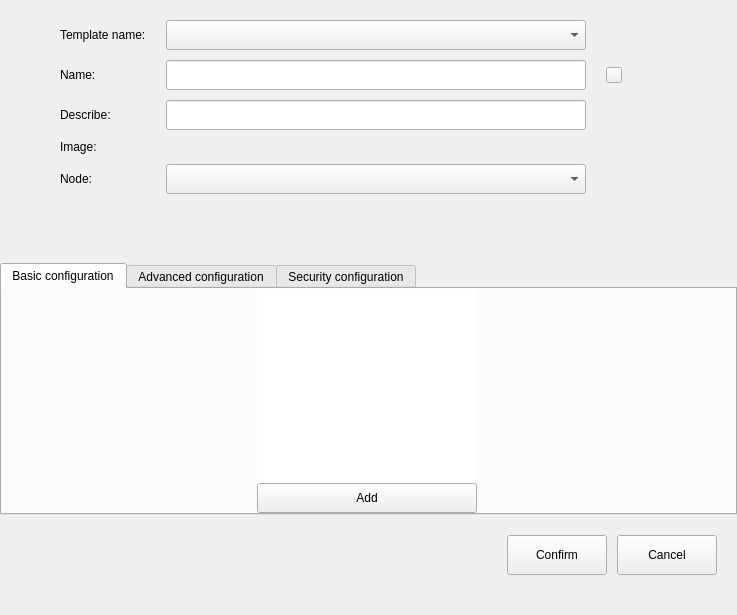
Old version of the form src/pages/container/container-setting.ui in the repository openeuler-mirror/ks-scmc-gui.
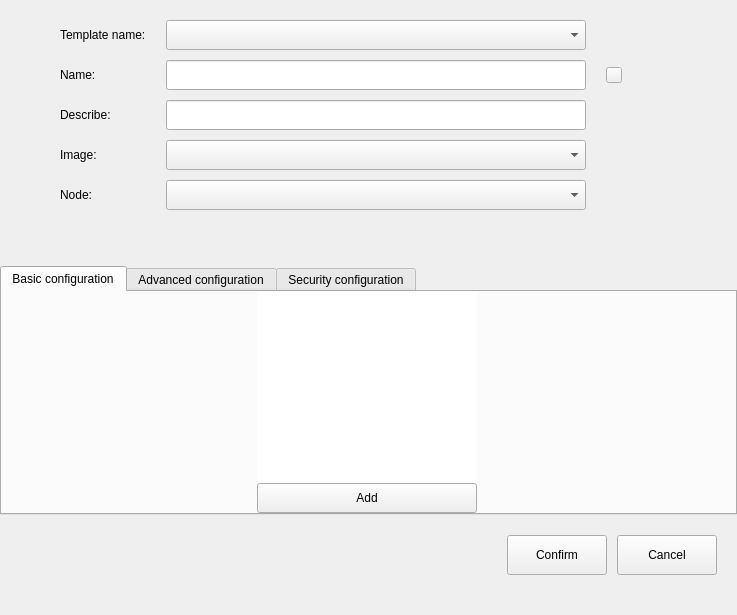
New version of the form. Custom widgets are drawn as their Qt base class.

Commit message:
fix(container):improve code and add image seletion in ui when generate template - 完善代码，当生成模板时在界面中添加镜像选择下拉框
Fixes #67071

What changed in the file:
```diff
--- a/src/pages/container/container-setting.ui
+++ b/src/pages/container/container-setting.ui
@@ -200,6 +200,22 @@
            </property>
           </widget>
          </item>
+         <item row="3" column="1">
+          <widget class="QComboBox" name="cb_image">
+           <property name="minimumSize">
+            <size>
+             <width>420</width>
+             <height>30</height>
+            </size>
+           </property>
+           <property name="maximumSize">
+            <size>
+             <width>420</width>
+             <height>30</height>
+            </size>
+           </property>
+          </widget>
+         </item>
         </layout>
        </widget>
       </widget>
```
The commit also changes 8 other files.
